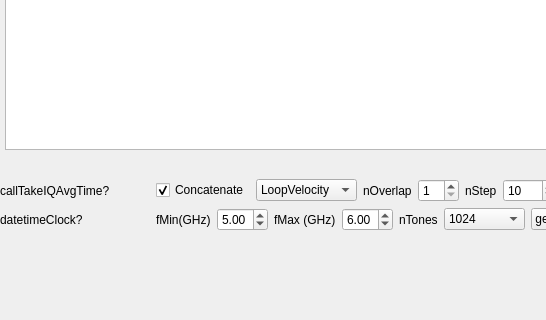
adamanderson/MkidDigitalReadout, file DataReadout/ChannelizerControls/FindResonancesWidget.ui: the form before one commit; both pictures show x 0 to 546 and y 371 to 691 of the 1082 by 691 pixel window.
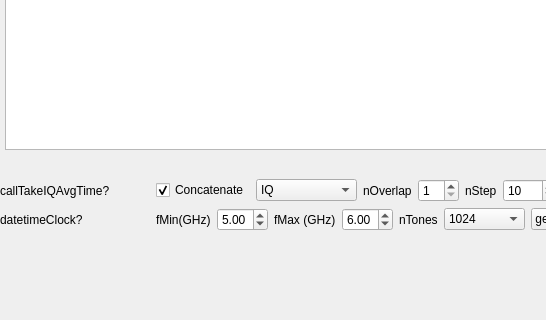
The form after the commit. Custom widgets are drawn as their Qt base class.

Commit message: live readout of cursor location in plot

Patch:
```diff
--- a/DataReadout/ChannelizerControls/FindResonancesWidget.ui
+++ b/DataReadout/ChannelizerControls/FindResonancesWidget.ui
@@ -63,6 +63,9 @@
       </item>
       <item>
        <widget class="QComboBox" name="whatToPlot">
+        <property name="currentIndex">
+         <number>1</number>
+        </property>
         <item>
          <property name="text">
           <string>LoopVelocity</string>
```
The commit also changes 1 other file.
